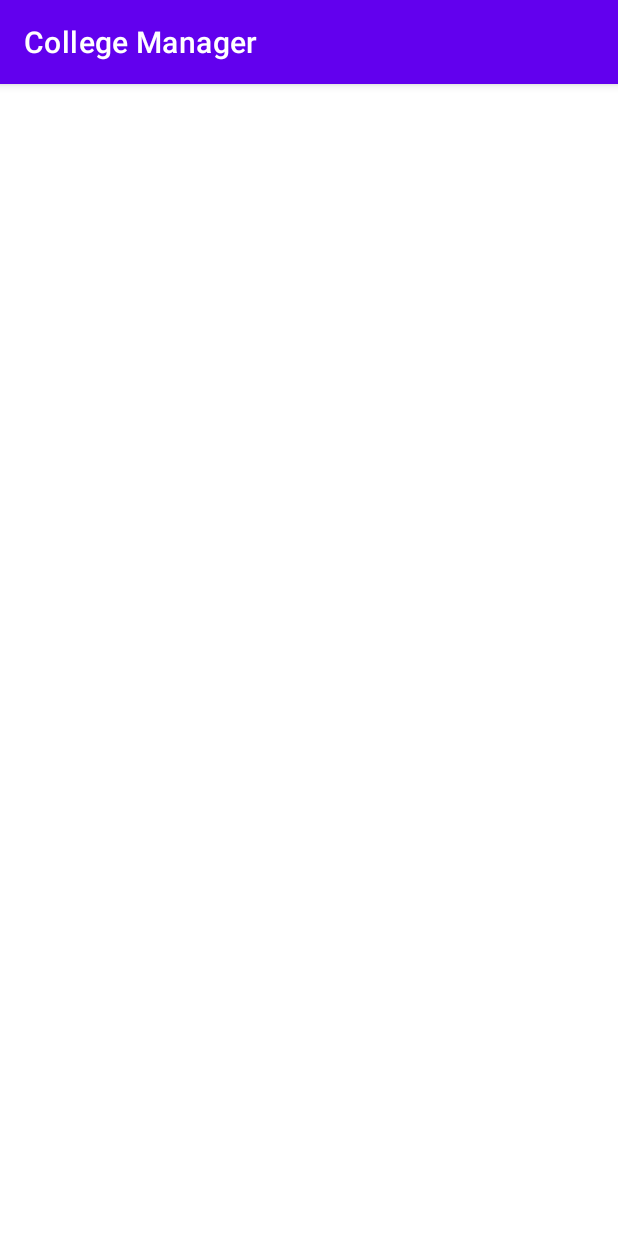
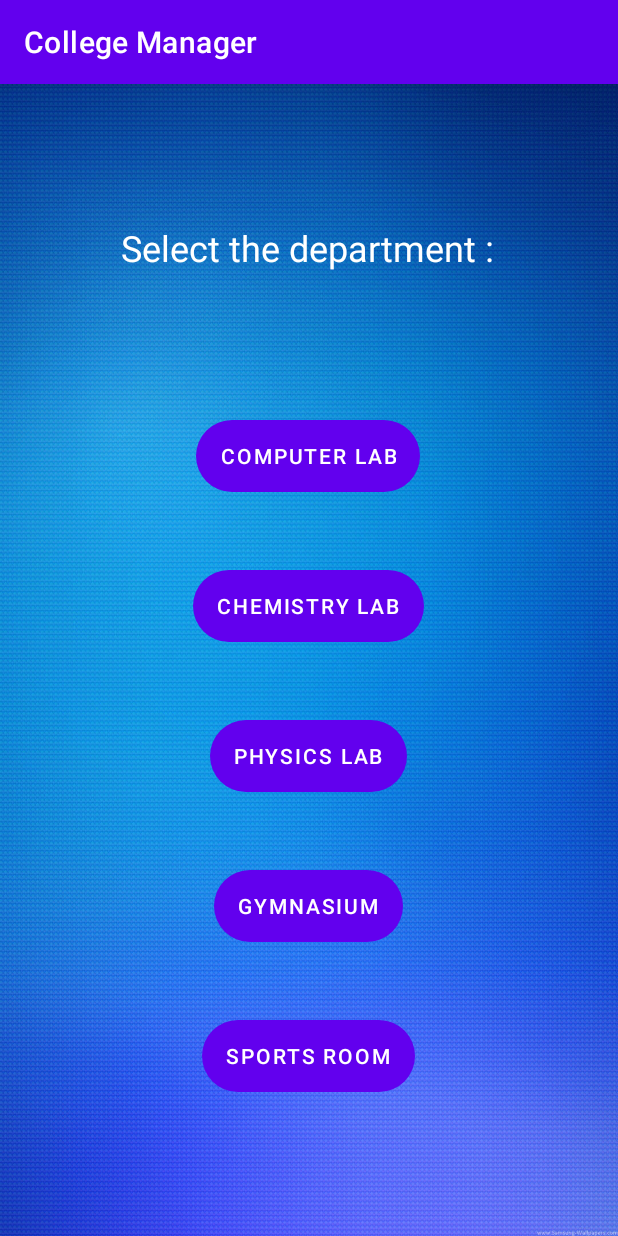
Before and after one commit to brahma-keerthi/College-Manager, an Android app: the StudentSelectActivity screen opened directly, with no data from a screen before it, on a phone screen of 412 x 824 dp. Run offline under Robolectric (Android 15) with nearby library versions, the phone set to English and light mode, and no system bars.

Commit message:
Student select activity updated

```diff
--- a/app/src/main/AndroidManifest.xml
+++ b/app/src/main/AndroidManifest.xml
@@ -9,6 +9,9 @@
         android:roundIcon="@mipmap/ic_launcher_round"
         android:supportsRtl="true"
         android:theme="@style/Theme.CollegeManager">
+        <activity
+            android:name=".StudentMainActivity"
+            android:exported="false" />
         <activity
             android:name=".AdminLoginActivity"
             android:exported="false" />
--- a/app/src/main/res/layout/activity_student_select.xml
+++ b/app/src/main/res/layout/activity_student_select.xml
@@ -4,6 +4,85 @@
     xmlns:tools="http://schemas.android.com/tools"
     android:layout_width="match_parent"
     android:layout_height="match_parent"
+    android:background="@drawable/bg"
     tools:context=".StudentSelectActivity">
 
+    <TextView
+        android:id="@+id/studentSelectHeader"
+        android:layout_width="251dp"
+        android:layout_height="61dp"
+        android:layout_marginTop="60dp"
+        android:text="Select the department :"
+        android:textColor="@color/white"
+        android:textSize="24sp"
+        app:layout_constraintBottom_toTopOf="@+id/computerLab"
+        app:layout_constraintEnd_toEndOf="parent"
+        app:layout_constraintStart_toStartOf="parent"
+        app:layout_constraintTop_toTopOf="parent"
+        app:layout_constraintVertical_bias="0.315" />
+
+    <Button
+        android:id="@+id/computerLab"
+        android:layout_width="wrap_content"
+        android:layout_height="wrap_content"
+        android:layout_marginBottom="52dp"
+        android:background="@drawable/main_button"
+        android:onClick="computerLab"
+        android:text="Computer Lab"
+        app:layout_constraintBottom_toTopOf="@+id/chemistryLab"
+        app:layout_constraintEnd_toEndOf="parent"
+        app:layout_constraintHorizontal_bias="0.498"
+        app:layout_constraintStart_toStartOf="parent" />
+
+    <Button
+        android:id="@+id/chemistryLab"
+        android:layout_width="wrap_content"
+        android:layout_height="wrap_content"
+        android:layout_marginBottom="52dp"
+        android:background="@drawable/main_button"
+        android:onClick="chemistryLab"
+        android:text="Chemistry Lab"
+        app:layout_constraintBottom_toTopOf="@+id/physicsLab"
+        app:layout_constraintEnd_toEndOf="parent"
+        app:layout_constraintHorizontal_bias="0.498"
+        app:layout_constraintStart_toStartOf="parent" />
+
+    <Button
+        android:id="@+id/physicsLab"
+        android:layout_width="wrap_content"
+        android:layout_height="wrap_content"
+        android:layout_marginBottom="52dp"
+        android:background="@drawable/main_button"
+        android:onClick="physicsLab"
+        android:text="Physics Lab"
+        app:layout_constraintBottom_toTopOf="@+id/gymnasium"
+        app:layout_constraintEnd_toEndOf="parent"
+        app:layout_constraintHorizontal_bias="0.498"
+        app:layout_constraintStart_toStartOf="parent" />
+
+    <Button
+        android:id="@+id/gymnasium"
+        android:layout_width="wrap_content"
+        android:layout_height="wrap_content"
+        android:layout_marginBottom="52dp"
+        android:background="@drawable/main_button"
+        android:onClick="gymnasium"
+        android:text="Gymnasium"
+        app:layout_constraintBottom_toTopOf="@+id/sportsRoom"
+        app:layout_constraintEnd_toEndOf="parent"
+        app:layout_constraintHorizontal_bias="0.498"
+        app:layout_constraintStart_toStartOf="parent" />
+
+    <Button
+        android:id="@+id/sportsRoom"
+        android:layout_width="wrap_content"
+        android:layout_height="wrap_content"
+        android:layout_marginBottom="96dp"
+        android:background="@drawable/main_button"
+        android:onClick="sportsRoom"
+        android:text="Sports Room"
+        app:layout_constraintBottom_toBottomOf="parent"
+        app:layout_constraintEnd_toEndOf="parent"
+        app:layout_constraintHorizontal_bias="0.498"
+        app:layout_constraintStart_toStartOf="parent" />
 </androidx.constraintlayout.widget.ConstraintLayout>
```
Also changed, not shown: app/src/main/java/com/example/collegemanager/StudentMainActivity.java (added, +26 -0 lines), app/src/main/java/com/example/collegemanager/StudentSelectActivity.java (+44 -0 lines), app/src/main/res/layout/activity_student_main.xml (added, +18 -0 lines).
